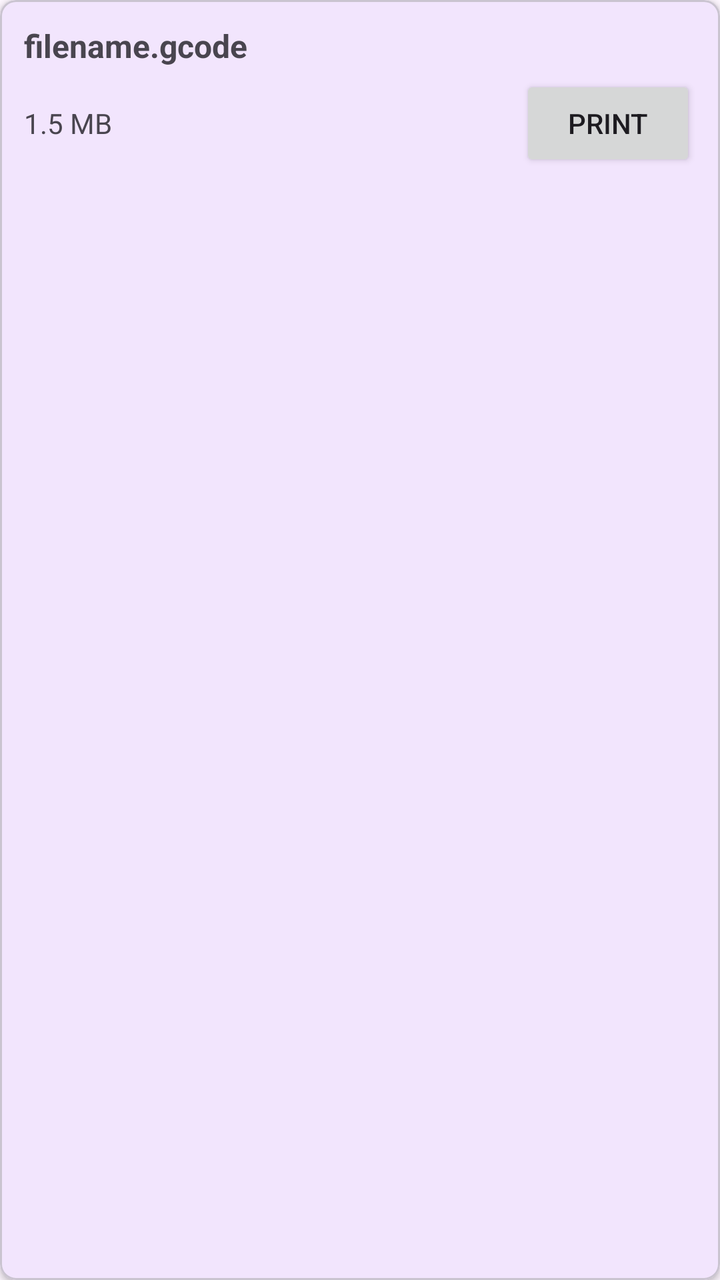
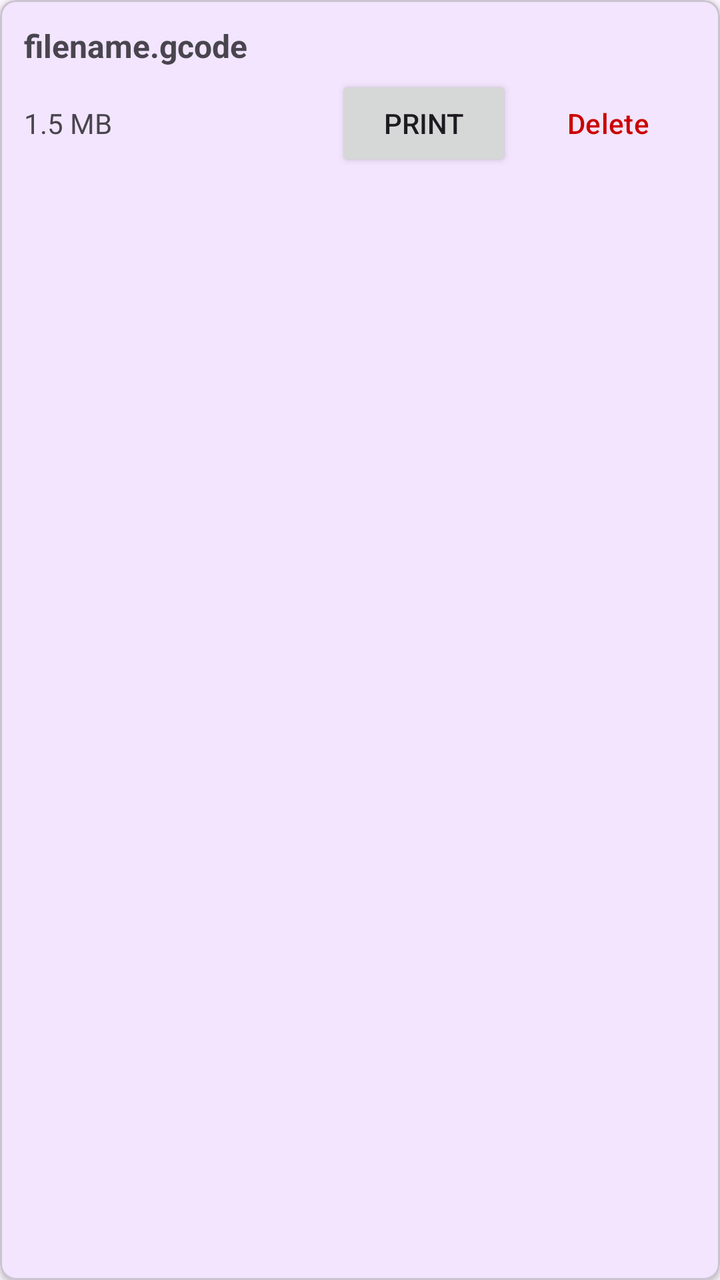

Before-and-after screenshots of an Android layout around one commit, followed by the original layout XML and the change that was made.
<!-- AndroidManifest.xml: application theme Theme.MyPrinter -->
<!-- res/layout/item_gcode_file.xml -->
<?xml version="1.0" encoding="utf-8"?>
<com.google.android.material.card.MaterialCardView
    xmlns:android="http://schemas.android.com/apk/res/android"
    xmlns:app="http://schemas.android.com/apk/res-auto"
    android:layout_width="match_parent"
    android:layout_height="wrap_content"
    android:layout_marginBottom="8dp"
    app:cardElevation="2dp"
    app:cardCornerRadius="8dp">

    <LinearLayout
        android:layout_width="match_parent"
        android:layout_height="wrap_content"
        android:orientation="vertical"
        android:padding="12dp">

        <TextView
            android:id="@+id/file_name_text"
            android:layout_width="wrap_content"
            android:layout_height="wrap_content"
            android:text="filename.gcode"
            android:textSize="16sp"
            android:textStyle="bold"
            android:layout_marginBottom="4dp" />

        <LinearLayout
            android:layout_width="match_parent"
            android:layout_height="wrap_content"
            android:orientation="horizontal"
            android:gravity="center_vertical">

            <TextView
                android:id="@+id/file_size_text"
                android:layout_width="0dp"
                android:layout_weight="1"
                android:layout_height="wrap_content"
                android:text="1.5 MB"
                android:textSize="14sp"
                android:textColor="?android:attr/textColorSecondary" />

            <Button
                android:id="@+id/print_button"
                android:layout_width="wrap_content"
                android:layout_height="wrap_content"
                android:text="Print"
                android:textSize="14sp" />

        </LinearLayout>

    </LinearLayout>

</com.google.android.material.card.MaterialCardView>
<!-- resources referenced by this layout -->
<resources>
  <style name="Theme.MyPrinter" parent="Theme.Material3.DayNight">
          
          <item name="colorPrimary">@color/purple_500</item>
          <item name="colorOnPrimary">@color/white</item>
          
          <item name="colorSecondary">@color/teal_200</item>
          <item name="colorOnSecondary">@color/black</item>
          
          <item name="android:statusBarColor">@color/purple_700</item>
          
      </style>
  <color name="purple_500">#FF6200EE</color>
  <color name="white">#FFFFFFFF</color>
  <color name="teal_200">#FF03DAC5</color>
  <color name="black">#FF000000</color>
  <color name="purple_700">#FF3700B3</color>
</resources>

<!-- the commit's change to res/layout/item_gcode_file.xml (unified diff, before → after) -->
@@ -45,6 +45,16 @@
                 android:text="Print"
                 android:textSize="14sp" />
 
+            <Button
+                android:id="@+id/delete_button"
+                android:layout_width="wrap_content"
+                android:layout_height="wrap_content"
+                android:layout_marginStart="4dp"
+                android:text="Delete"
+                android:textSize="14sp"
+                style="@style/Widget.Material3.Button.TextButton"
+                android:textColor="@android:color/holo_red_dark" />
+
         </LinearLayout>
 
     </LinearLayout>
